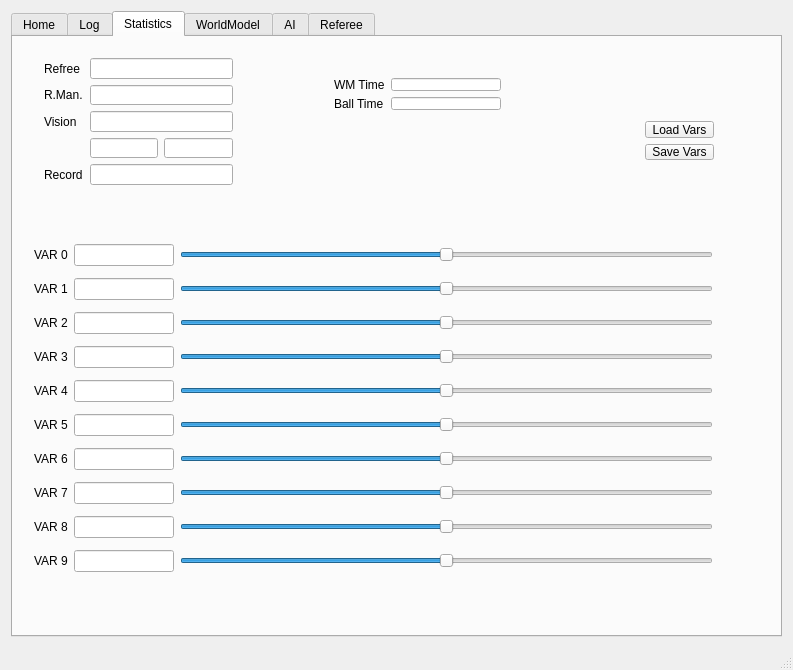
Old version of the form src/ui/mainwindow.ui in the repository KN2C/KN2C-SSL.
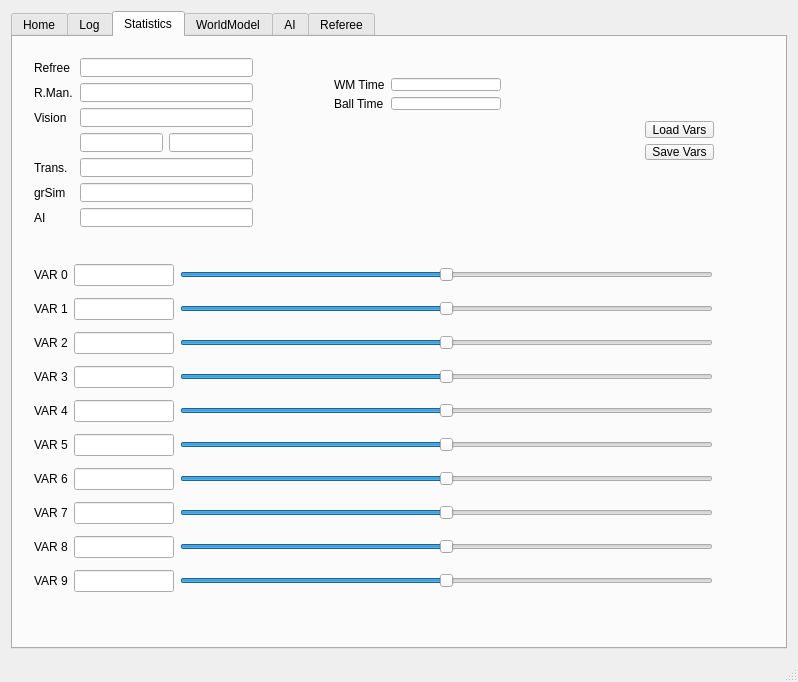
New version of the form. Icons and pictures are not drawn.

```diff
--- a/src/ui/mainwindow.ui
+++ b/src/ui/mainwindow.ui
@@ -6,8 +6,8 @@
    <rect>
     <x>0</x>
     <y>0</y>
-    <width>793</width>
-    <height>670</height>
+    <width>798</width>
+    <height>682</height>
    </rect>
   </property>
   <property name="sizePolicy">
@@ -76,7 +76,7 @@
         <property name="geometry">
          <rect>
           <x>10</x>
-          <y>190</y>
+          <y>210</y>
           <width>701</width>
           <height>371</height>
          </rect>
@@ -482,13 +482,13 @@
          </item>
         </layout>
        </widget>
-       <widget class="QWidget" name="layoutWidget">
+       <widget class="QWidget" name="">
         <property name="geometry">
          <rect>
-          <x>20</x>
+          <x>10</x>
           <y>10</y>
-          <width>211</width>
-          <height>149</height>
+          <width>241</width>
+          <height>191</height>
          </rect>
         </property>
         <layout class="QFormLayout" name="formLayout">
@@ -502,17 +502,27 @@
          <item row="0" column="1">
           <widget class="QLineEdit" name="txtRefreeSpeed"/>
          </item>
-         <item row="3" column="0">
+         <item row="1" column="0">
+          <widget class="QLabel" name="label_29">
+           <property name="text">
+            <string>R.Man.</string>
+           </property>
+          </widget>
+         </item>
+         <item row="1" column="1">
+          <widget class="QLineEdit" name="txtRefreeSpeed_2"/>
+         </item>
+         <item row="2" column="0">
           <widget class="QLabel" name="label_12">
            <property name="text">
             <string>Vision</string>
            </property>
           </widget>
          </item>
-         <item row="3" column="1">
+         <item row="2" column="1">
           <widget class="QLineEdit" name="txtVisionSpeed"/>
          </item>
-         <item row="4" column="0">
+         <item row="3" column="0">
           <spacer name="horizontalSpacer">
            <property name="orientation">
             <enum>Qt::Horizontal</enum>
@@ -525,7 +535,7 @@
            </property>
           </spacer>
          </item>
-         <item row="4" column="1">
+         <item row="3" column="1">
           <layout class="QHBoxLayout" name="horizontalLayout_12">
            <item>
             <widget class="QLineEdit" name="txtVisionSpeed_0"/>
@@ -535,26 +545,36 @@
            </item>
           </layout>
          </item>
+         <item row="4" column="0">
+          <widget class="QLabel" name="label_30">
+           <property name="text">
+            <string>Trans.</string>
+           </property>
+          </widget>
+         </item>
+         <item row="4" column="1">
+          <widget class="QLineEdit" name="txtTrans"/>
+         </item>
          <item row="5" column="0">
           <widget class="QLabel" name="label_13">
            <property name="text">
-            <string>Record</string>
+            <string>grSim</string>
            </property>
           </widget>
          </item>
          <item row="5" column="1">
           <widget class="QLineEdit" name="txtRecordSpeed"/>
          </item>
-         <item row="1" column="1">
-          <widget class="QLineEdit" name="txtRefreeSpeed_2"/>
-         </item>
-         <item row="1" column="0">
-          <widget class="QLabel" name="label_29">
+         <item row="6" column="0">
+          <widget class="QLabel" name="label_61">
            <property name="text">
-            <string>R.Man.</string>
+            <string>AI</string>
            </property>
           </widget>
          </item>
+         <item row="6" column="1">
+          <widget class="QLineEdit" name="txtAIfps"/>
+         </item>
         </layout>
        </widget>
       </widget>
```
Left out of the diff: 6 changed lines with no effect on the pictures.
